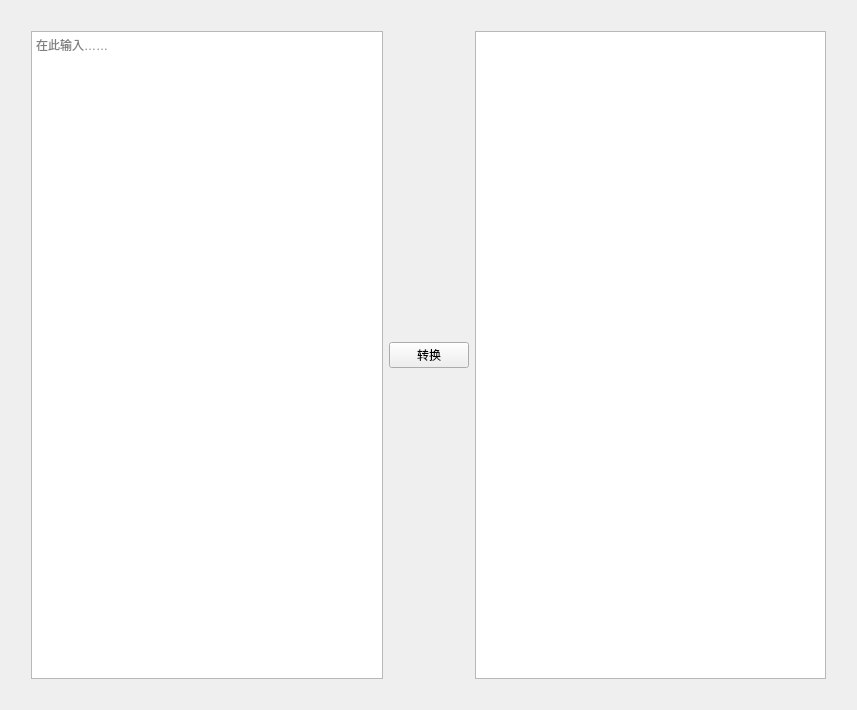
Qt form src/GUI.ui (zpb911km/TreeStructureEditor) before a commit.
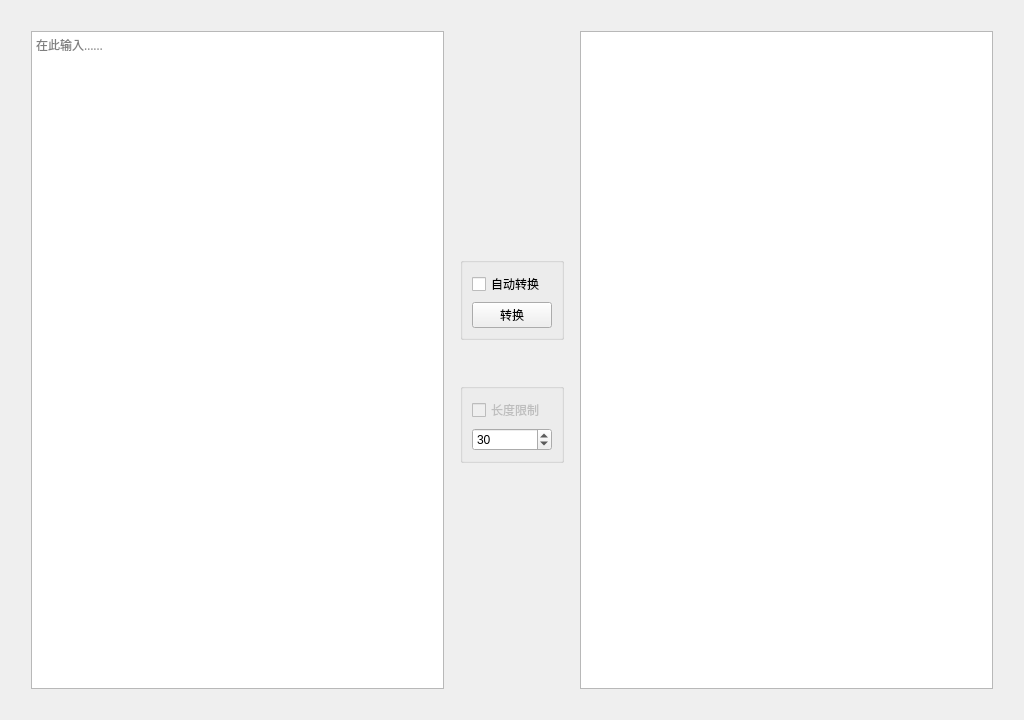
The same form after that commit.

```diff
--- a/src/GUI.ui
+++ b/src/GUI.ui
@@ -6,8 +6,8 @@
    <rect>
     <x>0</x>
     <y>0</y>
-    <width>857</width>
-    <height>710</height>
+    <width>1024</width>
+    <height>720</height>
    </rect>
   </property>
   <property name="windowTitle">
@@ -33,7 +33,7 @@
    <item>
     <layout class="QVBoxLayout" name="InputPart">
      <item>
-      <spacer name="verticalSpacer">
+      <spacer name="verticalSpacer_2">
        <property name="orientation">
         <enum>Qt::Vertical</enum>
        </property>
@@ -50,6 +50,11 @@
      </item>
      <item>
       <widget class="QPlainTextEdit" name="InputBox">
+       <property name="font">
+        <font>
+         <family>Cascadia Mono</family>
+        </font>
+       </property>
        <property name="cursor" stdset="0">
         <cursorShape>IBeamCursor</cursorShape>
        </property>
@@ -59,7 +64,7 @@
       </widget>
      </item>
      <item>
-      <spacer name="verticalSpacer_2">
+      <spacer name="verticalSpacer">
        <property name="orientation">
         <enum>Qt::Vertical</enum>
        </property>
@@ -77,17 +82,149 @@
     </layout>
    </item>
    <item>
-    <widget class="QPushButton" name="TransformationButton">
-     <property name="cursor">
-      <cursorShape>PointingHandCursor</cursorShape>
+    <spacer name="horizontalSpacer_3">
+     <property name="orientation">
+      <enum>Qt::Horizontal</enum>
      </property>
-     <property name="text">
-      <string>转换</string>
+     <property name="sizeType">
+      <enum>QSizePolicy::Preferred</enum>
      </property>
-    </widget>
+     <property name="sizeHint" stdset="0">
+      <size>
+       <width>10</width>
+       <height>20</height>
+      </size>
+     </property>
+    </spacer>
    </item>
    <item>
-    <layout class="QVBoxLayout" name="OutputPart">
+    <layout class="QVBoxLayout" name="OperationLayout">
+     <item>
+      <spacer name="verticalSpacer_5">
+       <property name="orientation">
+        <enum>Qt::Vertical</enum>
+       </property>
+       <property name="sizeType">
+        <enum>QSizePolicy::Preferred</enum>
+       </property>
+       <property name="sizeHint" stdset="0">
+        <size>
+         <width>20</width>
+         <height>250</height>
+        </size>
+       </property>
+      </spacer>
+     </item>
+     <item>
+      <widget class="QGroupBox" name="ButtonGroup_1">
+       <layout class="QVBoxLayout" name="verticalLayout">
+        <item>
+         <widget class="QCheckBox" name="AutoTransCheckBox">
+          <property name="cursor">
+           <cursorShape>PointingHandCursor</cursorShape>
+          </property>
+          <property name="text">
+           <string>自动转换</string>
+          </property>
+         </widget>
+        </item>
+        <item>
+         <widget class="QPushButton" name="TransformationButton">
+          <property name="cursor">
+           <cursorShape>PointingHandCursor</cursorShape>
+          </property>
+          <property name="text">
+           <string>转换</string>
+          </property>
+         </widget>
+        </item>
+       </layout>
+      </widget>
+     </item>
+     <item>
+      <spacer name="verticalSpacer_7">
+       <property name="orientation">
+        <enum>Qt::Vertical</enum>
+       </property>
+       <property name="sizeType">
+        <enum>QSizePolicy::Preferred</enum>
+       </property>
+       <property name="sizeHint" stdset="0">
+        <size>
+         <width>20</width>
+         <height>40</height>
+        </size>
+       </property>
+      </spacer>
+     </item>
+     <item>
+      <widget class="QGroupBox" name="ButtonGroup_2">
+       <layout class="QVBoxLayout" name="verticalLayout_3">
+        <item>
+         <widget class="QCheckBox" name="checkBox">
+          <property name="enabled">
+           <bool>false</bool>
+          </property>
+          <property name="cursor">
+           <cursorShape>PointingHandCursor</cursorShape>
+          </property>
+          <property name="text">
+           <string>长度限制</string>
+          </property>
+         </widget>
+        </item>
+        <item>
+         <widget class="QSpinBox" name="spinBox">
+          <property name="minimum">
+           <number>1</number>
+          </property>
+          <property name="maximum">
+           <number>2147483647</number>
+          </property>
+          <property name="value">
+           <number>30</number>
+          </property>
+         </widget>
+        </item>
+       </layout>
+      </widget>
+     </item>
+     <item>
+      <spacer name="verticalSpacer_6">
+       <property name="orientation">
+        <enum>Qt::Vertical</enum>
+       </property>
+       <property name="sizeType">
+        <enum>QSizePolicy::Preferred</enum>
+       </property>
+       <property name="sizeHint" stdset="0">
+        <size>
+         <width>20</width>
+         <height>250</height>
+        </size>
+       </property>
+      </spacer>
+     </item>
+    </layout>
+   </item>
+   <item>
+    <spacer name="horizontalSpacer_4">
+     <property name="orientation">
+      <enum>Qt::Horizontal</enum>
+     </property>
+     <property name="sizeType">
+      <enum>QSizePolicy::Preferred</enum>
+     </property>
+     <property name="sizeHint" stdset="0">
+      <size>
+       <width>10</width>
+       <height>20</height>
+      </size>
+     </property>
+    </spacer>
+   </item>
+   <item>
+    <layout class="QVBoxLayout" name="OutputLayout">
      <item>
       <spacer name="verticalSpacer_3">
        <property name="orientation">
@@ -106,6 +243,11 @@
      </item>
      <item>
       <widget class="QPlainTextEdit" name="OutputBox">
+       <property name="font">
+        <font>
+         <family>Cascadia Code</family>
+        </font>
+       </property>
        <property name="cursor" stdset="0">
         <cursorShape>IBeamCursor</cursorShape>
        </property>
```
Left out of the diff: 39 changed lines with no effect on the pictures.
